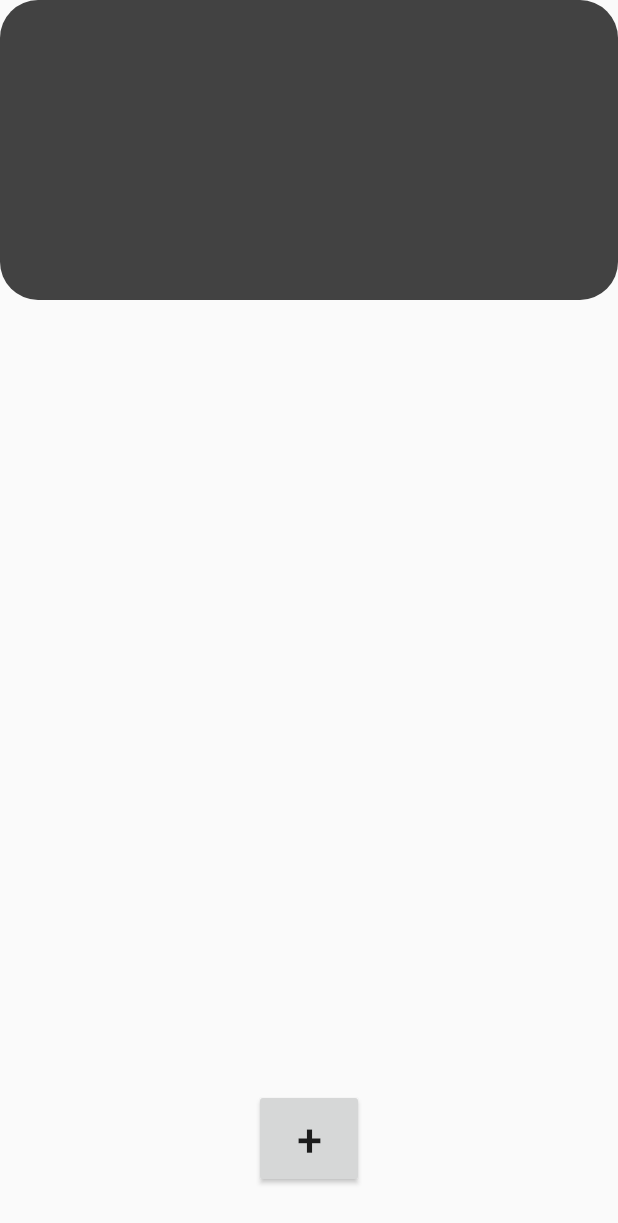
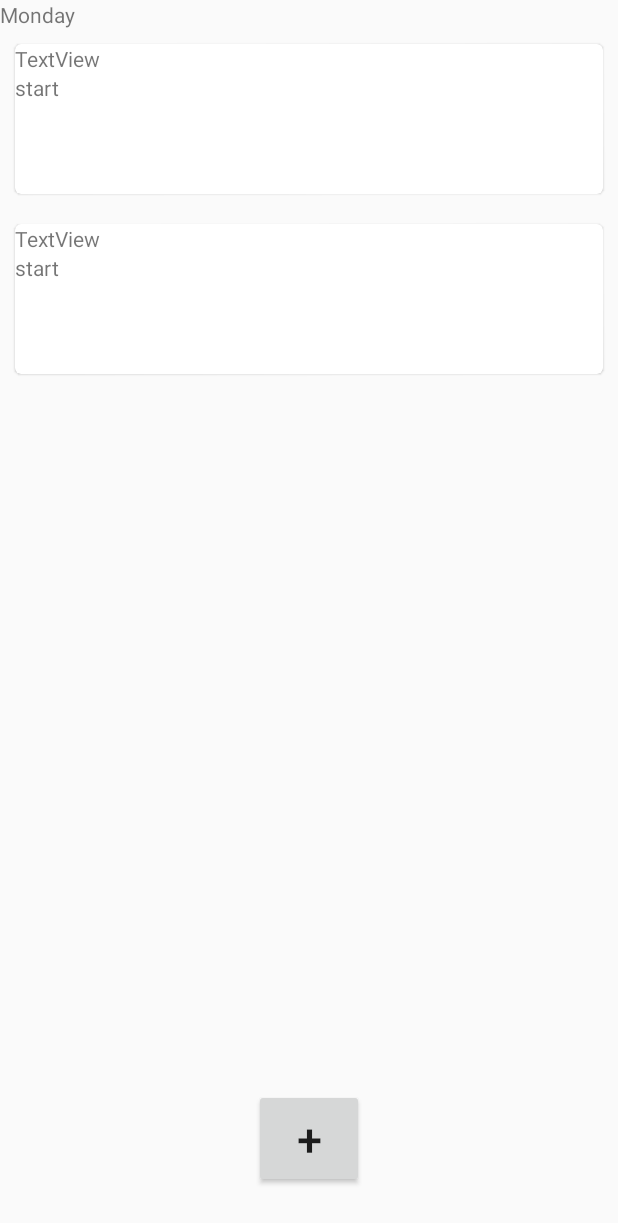
Before and after one commit to gechSV/ScheduleManagmentAndroidApp, an Android app: the screen it shows after launch (MainActivity), on a phone screen of 412 x 824 dp. Shown: the top 1223 px of the screen. Run offline under Robolectric (Android 15) with nearby library versions, the phone set to English and light mode, and no system bars.

Commit message:
upd: viewPager2 is working (no)

```diff
--- /dev/null
+++ b/app/src/main/java/ScheduleManagement/AndroidApp/DpInPxDisplay.java
@@ -0,0 +1,13 @@
+package ScheduleManagement.AndroidApp;
+
+import android.content.Context;
+
+public class DpInPxDisplay {
+    public static float ConvertDpToPixels(Context context, float dp) {
+        return dp * context.getResources().getDisplayMetrics().density;
+    }
+
+    public static float ConvertPixelsToDp(Context context, float pixels) {
+        return pixels / context.getResources().getDisplayMetrics().density;
+    }
+}
--- a/app/src/main/java/ScheduleManagement/AndroidApp/ViewPager2Adapter.java
+++ b/app/src/main/java/ScheduleManagement/AndroidApp/ViewPager2Adapter.java
@@ -3,16 +3,21 @@ import android.content.Context;
 import android.view.LayoutInflater;
 import android.view.View;
 import android.view.ViewGroup;
+import android.widget.Button;
 import android.widget.ImageView;
+import android.widget.LinearLayout;
+import android.widget.TextView;
 
 import androidx.annotation.NonNull;
+import androidx.cardview.widget.CardView;
+import androidx.fragment.app.Fragment;
 import androidx.recyclerview.widget.RecyclerView;
 
 class ViewPager2Adapter extends RecyclerView.Adapter<ViewPager2Adapter.ViewHolder> {
 
     // Массив ресурсов для отображения
-    private int[] images = {R.drawable.style_for_choice_button_black, R.drawable.style_for_choice_button_brown_click, R.drawable.style_for_choice_button_cactus,
-            R.drawable.style_for_choice_button_blue, R.drawable.style_for_choice_button_lime_click};
+    private int[] _weekDay = {R.string.Monday, R.string.Tuesday, R.string.Wednesday,
+            R.string.Thursday, R.string.Friday, R.string.Saturday, R.string.Sunday};
 
     private Context _context;
 
@@ -25,7 +30,9 @@ class ViewPager2Adapter extends RecyclerView.Adapter<ViewPager2Adapter.ViewHolde
     @NonNull
     @Override
     public ViewHolder onCreateViewHolder(@NonNull ViewGroup parent, int viewType) {
-        View view = LayoutInflater.from(_context).inflate(R.layout.page_holder_for_main_activity, parent, false);
+        View view = LayoutInflater.from(_context).inflate(R.layout.page_holder_for_main_activity,
+                parent, false);
+
         return new ViewHolder(view);
     }
 
@@ -33,22 +40,37 @@ class ViewPager2Adapter extends RecyclerView.Adapter<ViewPager2Adapter.ViewHolde
     @Override
     public void onBindViewHolder(@NonNull ViewHolder holder, int position) {
         // This will set the images in imageview
-        holder.images.setImageResource(images[position]);
+        holder.textView.setText(_weekDay[position]);
     }
 
     // Метод возвращает длину массива компонентов
     @Override
     public int getItemCount() {
-        return images.length;
+        return _weekDay.length;
     }
+
+
 
     // The ViewHolder class holds the view
     public static class ViewHolder extends RecyclerView.ViewHolder {
-        ImageView images;
+        TextView textView;
+        LinearLayout linearLayout;
 
         public ViewHolder(@NonNull View itemView) {
             super(itemView);
-            images = itemView.findViewById(R.id.images);
+
+            textView = itemView.findViewById(R.id.textViewPage);
+            linearLayout = itemView.findViewById((R.id.linear_layout_for_card));
+
+            LinearLayout buffView = (LinearLayout)LayoutInflater.from(itemView.getContext())
+                    .inflate(R.layout.card_pattern_for_page, null);
+
+            LinearLayout buffView2 = (LinearLayout)LayoutInflater.from(itemView.getContext())
+                    .inflate(R.layout.card_pattern_for_page, null);
+
+
+            linearLayout.addView(buffView);
+            linearLayout.addView(buffView2);
         }
     }
 }
--- a/app/src/main/res/drawable/style_for_choice_button_black_click.xml
+++ b/app/src/main/res/drawable/style_for_choice_button_black_click.xml
@@ -3,8 +3,8 @@
     <item>
         <shape android:shape="rectangle"  >
             <corners android:radius="25dp" />
-            <solid android:color="#424242" />
-            <stroke android:width="5dip" android:color="@color/choice_black_button" />
+            <solid android:color="@color/choice_black_button" />
+            <stroke android:width="5dip" android:color="@color/white" />
         </shape>
     </item>
 </selector>
--- a/app/src/main/res/drawable/style_for_choice_button_blue.xml
+++ b/app/src/main/res/drawable/style_for_choice_button_blue.xml
@@ -3,7 +3,7 @@
     <item>
         <shape android:shape="rectangle"  >
             <corners android:radius="25dp" />
-            <solid android:color="@color/choice_black_button" />
+            <solid android:color="@color/choice_blue_button" />
         </shape>
     </item>
 </layer-list>
--- a/app/src/main/res/drawable/style_for_choice_button_blue_click.xml
+++ b/app/src/main/res/drawable/style_for_choice_button_blue_click.xml
@@ -3,7 +3,7 @@
     <item>
         <shape android:shape="rectangle"  >
             <corners android:radius="25dp" />
-            <solid android:color="@color/choice_black_button" />
+            <solid android:color="@color/choice_blue_button" />
             <stroke android:width="5dip" android:color="#fafafa" />
         </shape>
     </item>
--- a/app/src/main/res/layout/button_custom.xml
+++ /dev/null
@@ -1,9 +0,0 @@
-<?xml version="1.0" encoding="utf-8"?>
-<RelativeLayout xmlns:android="http://schemas.android.com/apk/res/android"
-    android:layout_width="match_parent" android:layout_height="match_parent">
-    <Button
-        android:layout_width="wrap_content"
-        android:layout_height="50dp"
-        android:text="X"
-        android:id="@+id/button2" />
-</RelativeLayout>
--- /dev/null
+++ b/app/src/main/res/layout/card_pattern_for_page.xml
@@ -0,0 +1,49 @@
+<?xml version="1.0" encoding="utf-8"?>
+<LinearLayout
+    xmlns:android="http://schemas.android.com/apk/res/android"
+    xmlns:app="http://schemas.android.com/apk/res-auto"
+    xmlns:tools="http://schemas.android.com/tools"
+    android:layout_width="match_parent"
+    android:layout_height="match_parent">
+
+    <com.google.android.material.circularreveal.cardview.CircularRevealCardView
+        android:id="@+id/event_card"
+        android:layout_width="match_parent"
+        android:layout_height="100dp"
+        android:layout_margin="10dp"
+        app:layout_constraintEnd_toEndOf="parent"
+        app:layout_constraintHorizontal_bias="0.0"
+        app:layout_constraintStart_toStartOf="parent"
+        app:layout_constraintTop_toTopOf="parent">
+
+
+        <TableLayout
+            android:layout_width="match_parent"
+            android:layout_height="match_parent">
+
+            <TableRow
+                android:layout_width="match_parent"
+                android:layout_height="match_parent" >
+
+                <TextView
+                    android:id="@+id/textView2"
+                    android:layout_width="wrap_content"
+                    android:layout_height="wrap_content"
+                    android:text="TextView" />
+            </TableRow>
+
+            <TableRow
+                android:layout_width="match_parent"
+                android:layout_height="match_parent" >
+
+                <TextView
+                    android:id="@+id/textViewTimeStart"
+                    android:layout_width="53dp"
+                    android:layout_height="wrap_content"
+                    android:text="start" />
+            </TableRow>
+        </TableLayout>
+
+    </com.google.android.material.circularreveal.cardview.CircularRevealCardView>
+
+</LinearLayout>
--- a/app/src/main/res/layout/page_holder_for_main_activity.xml
+++ b/app/src/main/res/layout/page_holder_for_main_activity.xml
@@ -12,16 +12,19 @@
         android:gravity="center_vertical">
 
         <LinearLayout
+            android:id="@+id/linear_layout_for_card"
             android:layout_width="match_parent"
             android:layout_height="wrap_content"
             android:orientation="vertical">
 
-            <ImageView
-                android:id="@+id/images"
+            <TextView
+                android:id="@+id/textViewPage"
                 android:layout_width="match_parent"
-                android:layout_height="200dp" />
+                android:layout_height="wrap_content"
+                android:text="TextView" />
+
         </LinearLayout>
+
     </ScrollView>
 
-
 </LinearLayout>
--- a/app/src/main/res/values/strings.xml
+++ b/app/src/main/res/values/strings.xml
@@ -16,5 +16,13 @@
     <string name="Sat"> sa </string>
     <string name="Sun"> su </string>
 
+    <string name="Monday"> Monday </string>
+    <string name="Tuesday"> Tuesday </string>
+    <string name="Wednesday"> Wednesday </string>
+    <string name="Thursday"> Thursday </string>
+    <string name="Friday"> Friday </string>
+    <string name="Saturday"> Saturday </string>
+    <string name="Sunday"> Sunday </string>
+
     <string name="save">Save</string>
 </resources>
```
